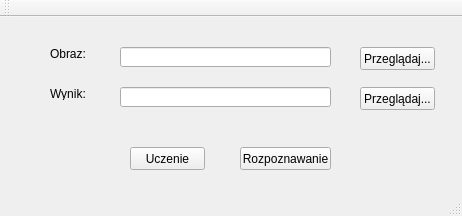
maciejmiara/text-recognition, file Text-recognition/app.ui: the form before one commit.
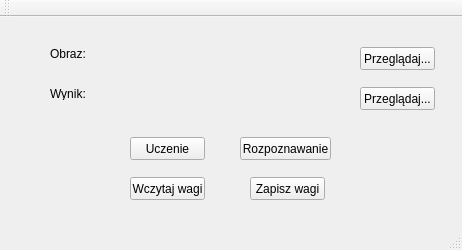
The form after the commit.

Patch:
```diff
--- a/Text-recognition/app.ui
+++ b/Text-recognition/app.ui
@@ -7,34 +7,14 @@
     <x>0</x>
     <y>0</y>
     <width>462</width>
-    <height>216</height>
+    <height>250</height>
    </rect>
   </property>
   <property name="windowTitle">
    <string>App</string>
   </property>
   <widget class="QWidget" name="centralWidget">
-   <widget class="QLineEdit" name="lineEdit">
-    <property name="geometry">
-     <rect>
-      <x>120</x>
-      <y>30</y>
-      <width>211</width>
-      <height>20</height>
-     </rect>
-    </property>
-   </widget>
-   <widget class="QLineEdit" name="lineEdit_2">
-    <property name="geometry">
-     <rect>
-      <x>120</x>
-      <y>70</y>
-      <width>211</width>
-      <height>20</height>
-     </rect>
-    </property>
-   </widget>
-   <widget class="QPushButton" name="pushButton">
+   <widget class="QPushButton" name="loadImage">
     <property name="geometry">
      <rect>
       <x>360</x>
@@ -90,7 +70,7 @@
     <property name="geometry">
      <rect>
       <x>130</x>
-      <y>130</y>
+      <y>120</y>
       <width>75</width>
       <height>23</height>
      </rect>
@@ -103,7 +83,7 @@
     <property name="geometry">
      <rect>
       <x>240</x>
-      <y>130</y>
+      <y>120</y>
       <width>91</width>
       <height>23</height>
      </rect>
@@ -112,6 +92,58 @@
      <string>Rozpoznawanie</string>
     </property>
    </widget>
+   <widget class="QPushButton" name="loadWeights">
+    <property name="geometry">
+     <rect>
+      <x>130</x>
+      <y>160</y>
+      <width>75</width>
+      <height>23</height>
+     </rect>
+    </property>
+    <property name="text">
+     <string>Wczytaj wagi</string>
+    </property>
+   </widget>
+   <widget class="QPushButton" name="saveWeights">
+    <property name="geometry">
+     <rect>
+      <x>250</x>
+      <y>160</y>
+      <width>75</width>
+      <height>23</height>
+     </rect>
+    </property>
+    <property name="text">
+     <string>Zapisz wagi</string>
+    </property>
+   </widget>
+   <widget class="QLabel" name="imagePath">
+    <property name="geometry">
+     <rect>
+      <x>110</x>
+      <y>30</y>
+      <width>231</width>
+      <height>16</height>
+     </rect>
+    </property>
+    <property name="text">
+     <string/>
+    </property>
+   </widget>
+   <widget class="QLabel" name="resultPath">
+    <property name="geometry">
+     <rect>
+      <x>110</x>
+      <y>70</y>
+      <width>231</width>
+      <height>16</height>
+     </rect>
+    </property>
+    <property name="text">
+     <string/>
+    </property>
+   </widget>
   </widget>
   <widget class="QMenuBar" name="menuBar">
    <property name="geometry">
```
Left out of the diff: 8 changed lines with no effect on the pictures.
